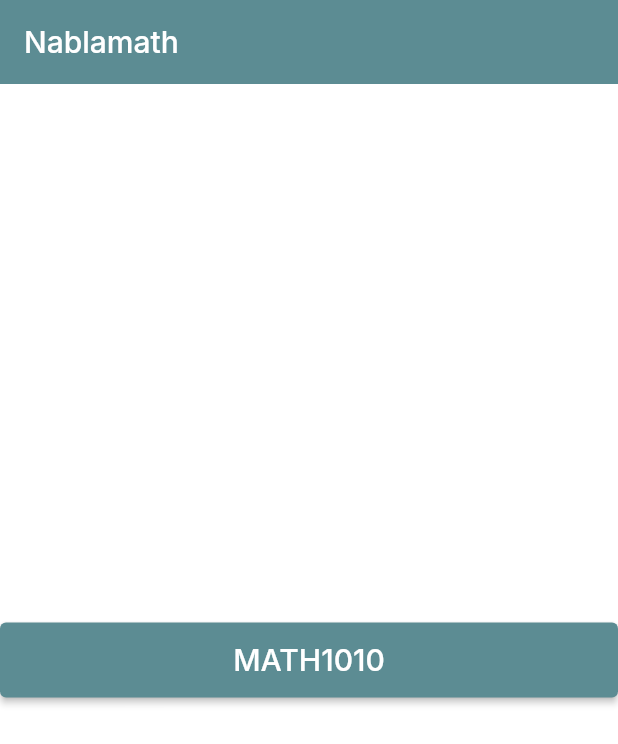
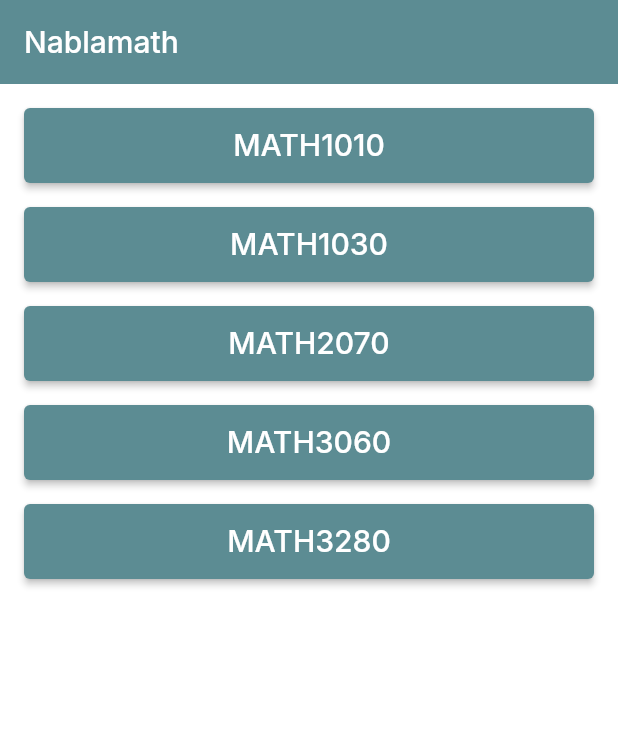
Before and after one commit to nablamath/mobile, a Flutter app: the screen it shows after launch, on a phone screen of 412 x 824 dp. Shown: the top 744 px of the screen. Run offline on Flutter 3.47's test engine with Material 2 defaults, Android fonts, the phone set to English and light mode, and no system bars; our stand-ins replace google_fonts; missing offline and left inert: flutter_pdfview.

Commit message:
Iterate course list into widgets

```diff
--- /dev/null
+++ b/lib/constants/courses.dart
@@ -0,0 +1,23 @@
+// Courses
+const List<Map<String, dynamic>> courses = [
+  {
+    'code': 1010,
+    'name': 'University Mathematics',
+  },
+  {
+    'code': 1030,
+    'name': 'Linear Algebra I',
+  },
+  {
+    'code': 2070,
+    'name': 'Algebraic Structures',
+  },
+  {
+    'code': 3060,
+    'name': 'Mathematical Analysis III',
+  },
+  {
+    'code': 3280,
+    'name': 'Introductory Probability',
+  },
+];
--- a/lib/constants/dimensions.dart
+++ b/lib/constants/dimensions.dart
@@ -1,2 +1,2 @@
 // Dimensions
-const paddingDefault = 16.0;
+const double paddingDefault = 16.0;
--- a/lib/constants/strings.dart
+++ b/lib/constants/strings.dart
@@ -1,5 +1,2 @@
 // Strings
-const stringTitle = 'Nablamath';
-
-const stringCode1010 = 'MATH1010';
-const stringUrl1010 = 'https://github.com/nablamath/notes/raw/master/pdf/math1010.pdf';
+const String stringTitle = 'Nablamath';
--- a/lib/screens/main_screen.dart
+++ b/lib/screens/main_screen.dart
@@ -2,9 +2,11 @@
 import 'dart:io';
 import 'package:flutter/material.dart';
 import 'package:nablamath/api/pdf_access.dart';
-import 'package:nablamath/components/primary_button.dart';
+import 'package:nablamath/constants/courses.dart';
+import 'package:nablamath/constants/dimensions.dart';
 import 'package:nablamath/constants/strings.dart';
 import 'package:nablamath/screens/pdf_view_screen.dart';
+import 'package:nablamath/widgets/primary_button.dart';
 
 /* ------------------------ division ------------------------ */
 
@@ -20,17 +22,27 @@ class MainScreen extends StatelessWidget {
       appBar: AppBar(
         title: const Text(stringTitle),
       ),
-      body: Center(
-        child: PrimaryButtonComponent(
-          text: stringCode1010,
-          onPressed: () async {
-            final file = await PdfAccessApi.loadFile(stringUrl1010);
-            openPDF(context, file);
-          },
+      body: Padding(
+        padding: const EdgeInsets.all(paddingDefault),
+        child: Column(
+          children: generateMenu(context),
         ),
-      ),
+      )
     );
   }
+
+  List<Widget> generateMenu(BuildContext context) => courses.map((e) => Padding(
+    padding: const EdgeInsets.only(bottom: paddingDefault),
+    child: PrimaryButtonWidget(
+      text: 'MATH${e['code']}',
+      onPressed: () async {
+        final file = await PdfAccessApi.loadFile(urlFromCode(e['code']));
+        openPDF(context, file);
+      },
+    ),
+  )).toList();
+
+  String urlFromCode(int code) => 'https://github.com/nablamath/notes/raw/master/pdf/math$code.pdf';
 
   void openPDF(BuildContext context, File file) => Navigator.of(context).push(
     MaterialPageRoute(builder: (context) => PDFViewScreen(file: file)),
--- a/lib/components/primary_button.dart
+++ b/lib/widgets/primary_button.dart
@@ -3,9 +3,9 @@ import 'package:flutter/material.dart';
 
 /* ------------------------ division ------------------------ */
 
-// Primary button component
-class PrimaryButtonComponent extends StatelessWidget {
-  const PrimaryButtonComponent({
+// Primary button widget
+class PrimaryButtonWidget extends StatelessWidget {
+  const PrimaryButtonWidget({
     Key? key,
     required this.text,
     required this.onPressed,
@@ -19,7 +19,13 @@ class PrimaryButtonComponent extends StatelessWidget {
     style: ElevatedButton.styleFrom(
       minimumSize: const Size.fromHeight(50),
     ),
-    child: Text(text, style: const TextStyle(fontSize: 20)),
+    child: Text(
+      text,
+      style: const TextStyle(
+        fontSize: 20,
+        color: Colors.white,
+      )
+    ),
     onPressed: onPressed,
   );
 }
```
Also changed, not shown: lib/screens/pdf_view_screen.dart (+27 -12 lines), 1 other file.
